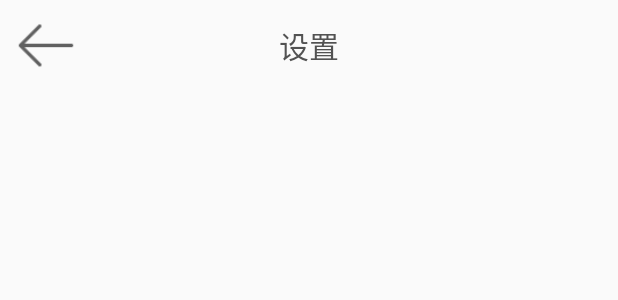
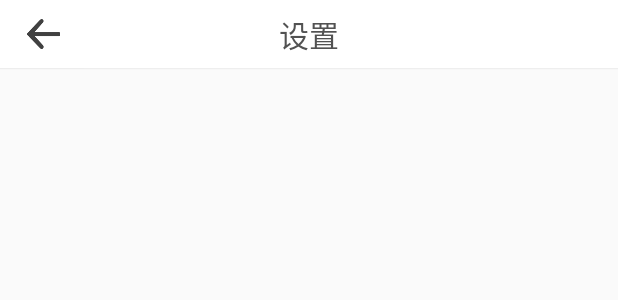
Before and after one commit to goodluckforme/A4print, an Android app: the layout toolbar_settings.xml on its own in the app's theme, with its tools: preview values and no code run, on a phone screen of 412 x 824 dp. Shown: the top 300 px of the screen. Run offline under Robolectric (Android 15) with nearby library versions, the phone set to English and light mode, and no system bars.

```diff
--- a/app/src/main/res/layout/settings_layout.xml
+++ b/app/src/main/res/layout/layout_settings.xml
@@ -4,8 +4,9 @@
     android:layout_height="wrap_content"
     android:background="#F2F2F2"
     android:orientation="vertical">
-
+    <include layout="@layout/toolbar_settings"/>
     <RelativeLayout
+        android:id="@+id/settings_drop_login_info"
         android:layout_width="match_parent"
         android:layout_height="45dp"
         android:layout_marginTop="20dp"
@@ -204,7 +205,7 @@
     </RelativeLayout>
 
     <RelativeLayout
-        android:id="@+id/exitLayout"
+        android:id="@+id/settings_exitLayout"
         android:layout_width="match_parent"
         android:layout_height="45dp"
         android:layout_marginTop="20dp"
--- a/app/src/main/res/layout/profilefragment_layout_moreline.xml
+++ b/app/src/main/res/layout/profilefragment_layout_moreline.xml
@@ -42,6 +42,7 @@
     </RelativeLayout>
 
     <RelativeLayout
+        android:id="@+id/myInfo_settings_layout"
         android:layout_width="match_parent"
         android:layout_height="45dp"
         android:layout_marginTop="10dp"
--- a/app/src/main/res/layout/toolbar_settings.xml
+++ b/app/src/main/res/layout/toolbar_settings.xml
@@ -1,18 +1,21 @@
 <?xml version="1.0" encoding="utf-8"?>
 <RelativeLayout xmlns:android="http://schemas.android.com/apk/res/android"
-    android:id="@+id/toolbar_message"
     android:layout_width="match_parent"
-    android:layout_height="wrap_content"
+    android:layout_height="45dp"
+    android:elevation="1dp"
+    android:background="@color/white"
     android:orientation="vertical">
 
     <ImageView
-        android:id="@+id/backarrow"
-        android:layout_width="45dp"
-        android:layout_height="45dp"
+        android:id="@+id/settings_cancel"
+        android:layout_width="30dp"
+        android:layout_height="20dp"
+        android:src="@drawable/arrow_thin_left"
+        android:layout_marginLeft="14dp"
+        android:layout_marginStart="14dp"
+        android:layout_centerVertical="true"
         android:layout_alignParentLeft="true"
-        android:layout_centerVertical="true"
-        android:layout_margin="8dp"
-        android:src="@drawable/navigationbar_back_auto" />
+        android:layout_alignParentStart="true" />
 
     <TextView
         android:layout_width="wrap_content"
@@ -22,7 +25,8 @@
         android:gravity="center"
         android:text="设置"
         android:textColor="#525252"
-        android:textSize="20sp" />
+        android:textSize="20sp"
+        android:id="@+id/textView5" />
 
 
 </RelativeLayout>
--- a/app/src/main/res/values/strings.xml
+++ b/app/src/main/res/values/strings.xml
@@ -21,4 +21,5 @@
     <string name="title_activity_delivery_address">DeliveryAddressActivity</string>
     <string name="title_activity_modify">ModifyActivity</string>
     <string name="title_activity_modify_address">ModifyAddressActivity</string>
+    <string name="title_activity_settings">SettingsActivity</string>
 </resources>
```
Also changed, not shown: app/src/main/AndroidManifest.xml (+5 -5 lines), app/src/main/java/ustc/sse/a4print/Tools/Manage.java (+13 -4 lines), app/src/main/java/ustc/sse/a4print/activity/LoginActivity.java (+17 -1 lines), app/src/main/java/ustc/sse/a4print/activity/SettingsActivity.java (added, +56 -0 lines), app/src/main/java/ustc/sse/a4print/fragment/MyInfoFragment.java (+10 -0 lines).
